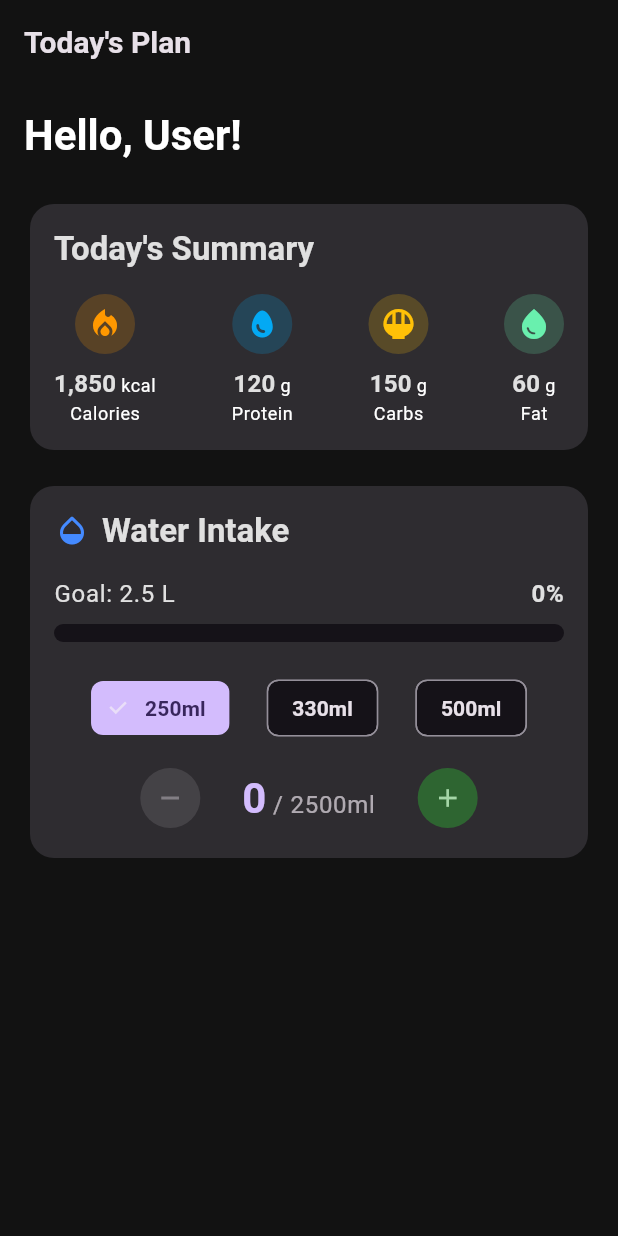
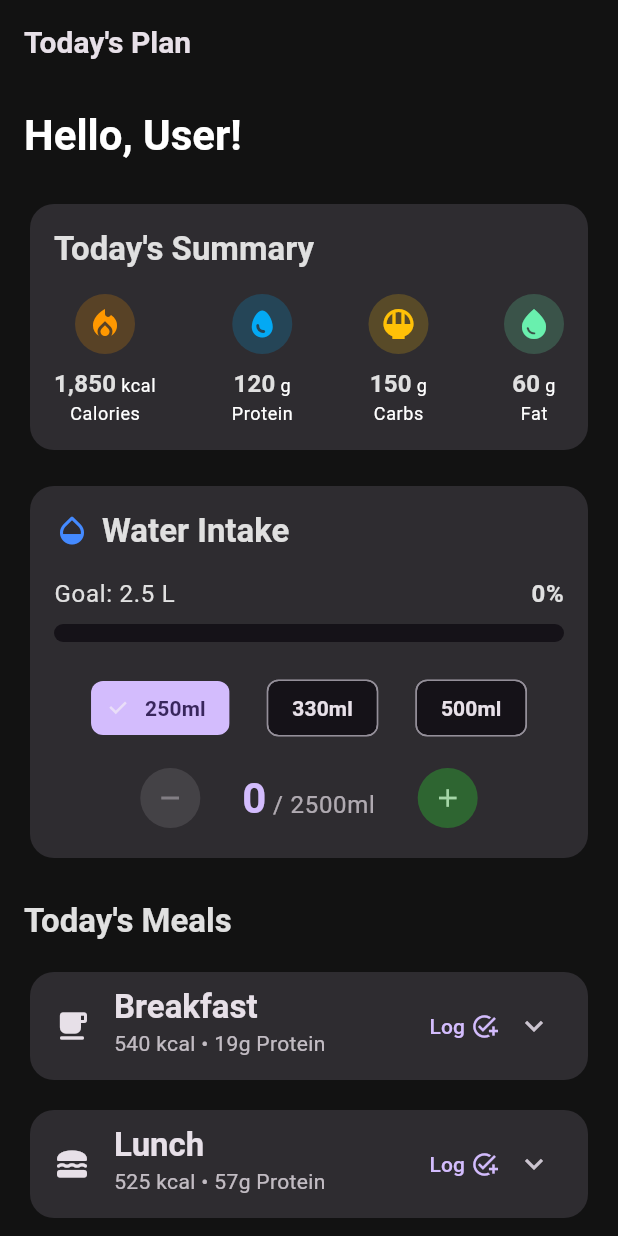
Before and after one commit to devrugu/health_ai_app, a Flutter app: the DashboardScreen screen opened directly, on a phone screen of 412 x 824 dp. Run offline on Flutter 3.47's test engine with Material 3 defaults, Android fonts, the phone set to English and light mode, and no system bars; drawn by our look-alikes of flutter_animate.

Commit message:
feat(dashboard): Implement UI for interactive daily meal plan

```diff
--- /dev/null
+++ b/lib/src/features/dashboard/domain/meal_plan_models.dart
@@ -0,0 +1,33 @@
+// lib/src/features/dashboard/domain/meal_plan_models.dart
+
+// Represents a single food item in a meal
+import 'package:flutter/material.dart';
+
+class FoodItem {
+  final String name;
+  final String quantity; // e.g., "100g", "1 cup"
+  final int calories;
+  final int protein;
+
+  FoodItem({
+    required this.name,
+    required this.quantity,
+    required this.calories,
+    required this.protein,
+  });
+}
+
+// Represents a complete meal (e.g., Breakfast)
+class Meal {
+  final String name;
+  final IconData icon; // An icon to represent the meal
+  final List<FoodItem> items;
+  int get totalCalories => items.fold(0, (sum, item) => sum + item.calories);
+  int get totalProtein => items.fold(0, (sum, item) => sum + item.protein);
+
+  Meal({
+    required this.name,
+    required this.icon,
+    required this.items,
+  });
+}
--- a/lib/src/features/dashboard/presentation/screens/dashboard_screen.dart
+++ b/lib/src/features/dashboard/presentation/screens/dashboard_screen.dart
@@ -3,6 +3,7 @@
 import 'package:flutter/material.dart';
 import 'package:flutter_animate/flutter_animate.dart';
 import 'package:health_ai_app/src/features/dashboard/presentation/widgets/daily_summary_card.dart';
+import 'package:health_ai_app/src/features/dashboard/presentation/widgets/meal_plan_card.dart'; // Import new card
 import 'package:health_ai_app/src/features/dashboard/presentation/widgets/water_tracker_card.dart';
 
 class DashboardScreen extends StatelessWidget {
@@ -15,13 +16,11 @@ class DashboardScreen extends StatelessWidget {
         title: const Text("Today's Plan"),
         automaticallyImplyLeading: false,
       ),
-      // We use a ListView to allow scrolling if more cards are added later.
       body: ListView(
         padding: const EdgeInsets.all(16.0),
         children: [
-          // Greet the user
           Text(
-            "Hello, User!", // We can personalize this later
+            "Hello, User!",
             style: Theme.of(context).textTheme.headlineMedium?.copyWith(
                   fontWeight: FontWeight.bold,
                 ),
@@ -31,22 +30,24 @@ class DashboardScreen extends StatelessWidget {
               .slideY(begin: 0.2, end: 0),
 
           const SizedBox(height: 24),
-
-          // Add the daily summary card
           const DailySummaryCard()
               .animate()
               .fadeIn(delay: 500.ms, duration: 400.ms)
               .slideY(begin: 0.2, end: 0),
 
           const SizedBox(height: 16),
-
-          // Add the water tracker card
           const WaterTrackerCard()
               .animate()
               .fadeIn(delay: 700.ms, duration: 400.ms)
               .slideY(begin: 0.2, end: 0),
 
-          // We will add the meal plan card here in the next step.
+          const SizedBox(height: 24), // Add spacing before the meal plan
+
+          // --- ADDED THE MEAL PLAN CARD ---
+          const MealPlanCard()
+              .animate()
+              .fadeIn(delay: 900.ms, duration: 400.ms)
+              .slideY(begin: 0.2, end: 0),
         ],
       ),
     );
--- /dev/null
+++ b/lib/src/features/dashboard/presentation/widgets/meal_item_card.dart
@@ -0,0 +1,169 @@
+// lib/src/features/dashboard/presentation/widgets/meal_item_card.dart
+
+import 'package:flutter/material.dart';
+import 'package:health_ai_app/src/features/dashboard/domain/meal_plan_models.dart';
+
+// We convert this to a StatefulWidget to manage its own expand/collapse state.
+class MealItemCard extends StatefulWidget {
+  final Meal meal;
+  final bool isEaten;
+  final VoidCallback onLogMeal;
+
+  const MealItemCard({
+    super.key,
+    required this.meal,
+    required this.isEaten,
+    required this.onLogMeal,
+  });
+
+  @override
+  State<MealItemCard> createState() => _MealItemCardState();
+}
+
+class _MealItemCardState extends State<MealItemCard> {
+  // State variable to track if the card is expanded.
+  bool _isExpanded = false;
+
+  @override
+  Widget build(BuildContext context) {
+    final theme = Theme.of(context);
+    final isEaten = widget.isEaten; // Access properties via widget.
+    final contentColor = isEaten
+        ? theme.colorScheme.onSurface.withOpacity(0.5)
+        : theme.colorScheme.onSurface;
+
+    return Card(
+      color: isEaten
+          ? theme.colorScheme.surfaceVariant.withOpacity(0.2)
+          : theme.colorScheme.surfaceVariant.withOpacity(0.5),
+      elevation: 0,
+      shape: RoundedRectangleBorder(borderRadius: BorderRadius.circular(16)),
+      // We use clipBehavior to ensure the inner content respects the card's rounded corners.
+      clipBehavior: Clip.antiAlias,
+      child: Column(
+        children: [
+          // This ListTile acts as the clickable header of the card.
+          ListTile(
+            onTap: () {
+              setState(() {
+                _isExpanded = !_isExpanded;
+              });
+            },
+            leading: Icon(widget.meal.icon, color: contentColor),
+            title: Text(
+              widget.meal.name,
+              style: theme.textTheme.titleLarge?.copyWith(
+                fontWeight: FontWeight.bold,
+                color: contentColor,
+                decoration:
+                    isEaten ? TextDecoration.lineThrough : TextDecoration.none,
+              ),
+            ),
+            subtitle: Text(
+              '${widget.meal.totalCalories} kcal • ${widget.meal.totalProtein}g Protein',
+              style: theme.textTheme.bodyMedium?.copyWith(
+                color: contentColor.withOpacity(0.8),
+                decoration:
+                    isEaten ? TextDecoration.lineThrough : TextDecoration.none,
+              ),
+            ),
+            // The trailing part contains the log button AND the expand icon.
+            trailing: Row(
+              mainAxisSize: MainAxisSize.min,
+              children: [
+                _buildLogButton(),
+                // An animated icon that rotates when the card is expanded.
+                AnimatedRotation(
+                  turns: _isExpanded ? 0.5 : 0, // 0.5 turns = 180 degrees
+                  duration: const Duration(milliseconds: 200),
+                  child: const Icon(Icons.expand_more),
+                ),
+              ],
+            ),
+          ),
+          // This widget smoothly animates its size when its child's visibility changes.
+          AnimatedSize(
+            duration: const Duration(milliseconds: 300),
+            curve: Curves.easeInOut,
+            child: Container(
+              // Only build the children list if the card is expanded.
+              child: _isExpanded
+                  ? Column(
+                      children: [
+                        const Divider(height: 1, indent: 16, endIndent: 16),
+                        ...widget.meal.items
+                            .map((foodItem) =>
+                                _buildFoodListItem(foodItem, context))
+                            .toList(),
+                      ],
+                    )
+                  : const SizedBox
+                      .shrink(), // Otherwise, build an empty, zero-sized box.
+            ),
+          ),
+        ],
+      ),
+    );
+  }
+
+  // The button for logging a meal (no changes here)
+  Widget _buildLogButton() {
+    return TextButton(
+      onPressed: widget.onLogMeal,
+      child: AnimatedSwitcher(
+        duration: const Duration(milliseconds: 300),
+        transitionBuilder: (child, animation) =>
+            FadeTransition(opacity: animation, child: child),
+        child: widget.isEaten
+            ? const Row(children: [
+                Text('Logged'),
+                SizedBox(width: 4),
+                Icon(Icons.check, size: 18)
+              ])
+            : const Row(children: [
+                Text('Log'),
+                SizedBox(width: 4),
+                Icon(Icons.add_task, size: 18)
+              ]),
+      ),
+    );
+  }
+
+  // A styled list item for each food within the meal (no changes here)
+  Widget _buildFoodListItem(FoodItem foodItem, BuildContext context) {
+    final theme = Theme.of(context);
+    final isEaten = widget.isEaten;
+    final contentColor = isEaten
+        ? theme.colorScheme.onSurface.withOpacity(0.5)
+        : theme.colorScheme.onSurface;
+
+    return ListTile(
+      dense: true,
+      leading: const Icon(Icons.fiber_manual_record, size: 12),
+      title: Text(
+        foodItem.name,
+        style: TextStyle(
+          decoration:
+              isEaten ? TextDecoration.lineThrough : TextDecoration.none,
+          color: contentColor,
+        ),
+      ),
+      subtitle: Text(
+        foodItem.quantity,
+        style: TextStyle(
+          decoration:
+              isEaten ? TextDecoration.lineThrough : TextDecoration.none,
+          color: contentColor.withOpacity(0.8),
+        ),
+      ),
+      trailing: Text(
+        '${foodItem.calories} kcal',
+        style: TextStyle(
+            decoration:
+                isEaten ? TextDecoration.lineThrough : TextDecoration.none,
+            color: contentColor,
+            fontWeight: FontWeight.w500),
+      ),
+    );
+  }
+}
--- /dev/null
+++ b/lib/src/features/dashboard/presentation/widgets/meal_plan_card.dart
@@ -0,0 +1,122 @@
+// lib/src/features/dashboard/presentation/widgets/meal_plan_card.dart
+
+import 'package:flutter/material.dart';
+import 'package:health_ai_app/src/features/dashboard/domain/meal_plan_models.dart';
+import 'package:health_ai_app/src/features/dashboard/presentation/widgets/meal_item_card.dart';
+
+class MealPlanCard extends StatefulWidget {
+  const MealPlanCard({super.key});
+
+  @override
+  State<MealPlanCard> createState() => _MealPlanCardState();
+}
+
+class _MealPlanCardState extends State<MealPlanCard> {
+  late final List<Meal> _meals;
+  final Set<String> _eatenMeals = {};
+
+  @override
+  void initState() {
+    super.initState();
+    _meals = _getSampleMeals();
+  }
+
+  void _toggleMealEaten(String mealName) {
+    setState(() {
+      if (_eatenMeals.contains(mealName)) {
+        _eatenMeals.remove(mealName);
+      } else {
+        _eatenMeals.add(mealName);
+      }
+    });
+  }
+
+  @override
+  Widget build(BuildContext context) {
+    return Column(
+      crossAxisAlignment: CrossAxisAlignment.start,
+      children: [
+        Text(
+          "Today's Meals",
+          style: Theme.of(context)
+              .textTheme
+              .titleLarge
+              ?.copyWith(fontWeight: FontWeight.bold),
+        ),
+        const SizedBox(height: 16),
+
+        // --- THIS IS THE FIX ---
+        // We replace the problematic ListView.builder with a Column.
+        // The '.map()' function iterates through our meals and creates a list of widgets.
+        // The spread operator '...' inserts these widgets individually into the Column's children.
+        Column(
+          children: _meals.map((meal) {
+            final isEaten = _eatenMeals.contains(meal.name);
+            return Padding(
+              padding: const EdgeInsets.only(bottom: 12.0),
+              child: MealItemCard(
+                meal: meal,
+                isEaten: isEaten,
+                onLogMeal: () => _toggleMealEaten(meal.name),
+              ),
+            );
+          }).toList(),
+        ),
+      ],
+    );
+  }
+
+  // --- SAMPLE DATA (No changes here) ---
+  List<Meal> _getSampleMeals() {
+    return [
+      Meal(
+        name: 'Breakfast',
+        icon: Icons.free_breakfast_rounded,
+        items: [
+          FoodItem(
+              name: 'Oatmeal', quantity: '1 cup', calories: 300, protein: 10),
+          FoodItem(
+              name: 'Blueberries',
+              quantity: '1/2 cup',
+              calories: 40,
+              protein: 1),
+          FoodItem(
+              name: 'Almonds', quantity: '1/4 cup', calories: 200, protein: 8),
+        ],
+      ),
+      Meal(
+        name: 'Lunch',
+        icon: Icons.lunch_dining_rounded,
+        items: [
+          FoodItem(
+              name: 'Grilled Chicken Breast',
+              quantity: '150g',
+              calories: 250,
+              protein: 45),
+          FoodItem(
+              name: 'Quinoa', quantity: '1 cup', calories: 220, protein: 8),
+          FoodItem(
+              name: 'Broccoli', quantity: '1 cup', calories: 55, protein: 4),
+        ],
+      ),
+      Meal(
+        name: 'Dinner',
+        icon: Icons.dinner_dining_rounded,
+        items: [
+          FoodItem(
+              name: 'Salmon Fillet',
+              quantity: '150g',
+              calories: 300,
+              protein: 40),
+          FoodItem(
+              name: 'Sweet Potato',
+              quantity: '1 medium',
+              calories: 180,
+              protein: 4),
+          FoodItem(
+              name: 'Asparagus', quantity: '1 cup', calories: 40, protein: 4),
+        ],
+      ),
+    ];
+  }
+}
--- a/lib/src/features/dashboard/presentation/widgets/water_tracker_card.dart
+++ b/lib/src/features/dashboard/presentation/widgets/water_tracker_card.dart
@@ -17,18 +17,21 @@ class _WaterTrackerCardState extends State<WaterTrackerCard> {
   int _waterConsumedMl = 0;
 
   final List<int> _cupSizes = const [250, 330, 500];
-  late int _selectedCupSize;
 
-  @override
-  void initState() {
-    super.initState();
-    _selectedCupSize = _cupSizes.first;
-  }
+  // --- THIS IS THE FIX ---
+  // We initialize _selectedCupSize with a default value immediately.
+  // We remove the 'late' keyword and the assignment from initState.
+  int _selectedCupSize = 250;
+
+  // The initState method is no longer needed for this variable.
+  // @override
+  // void initState() {
+  //   super.initState();
+  //   _selectedCupSize = _cupSizes.first; // This line is now removed.
+  // }
 
   void _addWater() {
     setState(() {
-      // --- CHANGE 1: REMOVED THE LIMIT ---
-      // The min() function has been removed to allow exceeding the goal.
       _waterConsumedMl = _waterConsumedMl + _selectedCupSize;
     });
   }
@@ -45,10 +48,7 @@ class _WaterTrackerCardState extends State<WaterTrackerCard> {
     });
   }
 
-  // Progress is now capped at 1.0 for the VISUAL bar only.
-  // The actual data (_waterConsumedMl) can go higher.
   double get _visualProgress => min(1.0, _waterConsumedMl / _waterGoalMl);
-  // We need the actual progress for the percentage text.
   double get _actualProgress => _waterConsumedMl / _waterGoalMl;
 
   @override
@@ -56,8 +56,6 @@ class _WaterTrackerCardState extends State<WaterTrackerCard> {
     final theme = Theme.of(context);
     final goalInLiters = (_waterGoalMl / 1000).toStringAsFixed(1);
 
-    // --- CHANGE 2: VISUAL REWARD ---
-    // Determine the color of the progress bar based on whether the goal is met.
     final isGoalMet = _waterConsumedMl >= _waterGoalMl;
     final progressColor = isGoalMet ? Colors.green.shade400 : Colors.blueAccent;
 
@@ -72,8 +70,7 @@ class _WaterTrackerCardState extends State<WaterTrackerCard> {
           children: [
             Row(
               children: [
-                Icon(Icons.opacity_rounded,
-                    color: progressColor), // Icon color also updates
+                Icon(Icons.opacity_rounded, color: progressColor),
                 const SizedBox(width: 8),
                 Text(
                   "Water Intake",
@@ -91,7 +88,6 @@ class _WaterTrackerCardState extends State<WaterTrackerCard> {
                   style: theme.textTheme.bodyLarge,
                 ),
                 Text(
-                  // Use the actual progress for the percentage text
                   "${(_actualProgress * 100).toInt()}%",
                   style: theme.textTheme.bodyLarge
                       ?.copyWith(fontWeight: FontWeight.bold),
@@ -99,14 +95,13 @@ class _WaterTrackerCardState extends State<WaterTrackerCard> {
               ],
             ),
             const SizedBox(height: 8),
-            // Use an AnimatedContainer for a smooth color change transition
             AnimatedContainer(
               duration: const Duration(milliseconds: 300),
               height: 12,
               child: ClipRRect(
                 borderRadius: BorderRadius.circular(6),
                 child: LinearProgressIndicator(
-                  value: _visualProgress,
+                  value: _visualProgress.isNaN ? 0 : _visualProgress,
                   backgroundColor: theme.colorScheme.surface,
                   valueColor: AlwaysStoppedAnimation<Color>(progressColor),
                 ),
```
